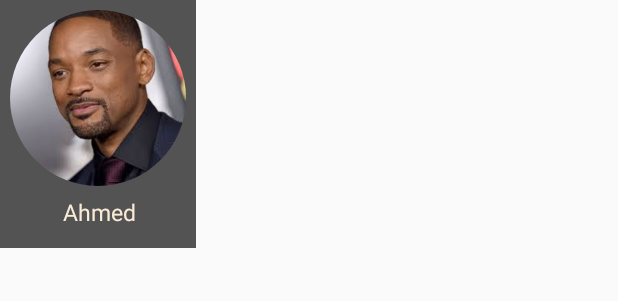
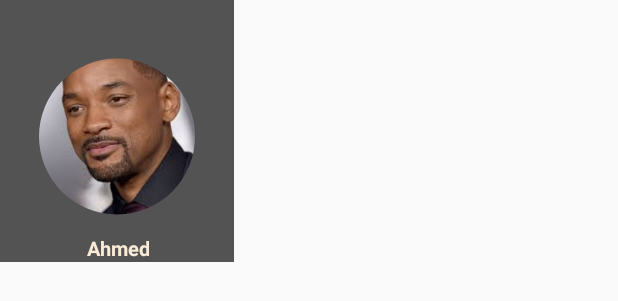
Before and after one commit to ahmedhegazydev/Movie-db-koin-rx, an Android app: the layout item_popular_people.xml on its own in the app's theme, with its tools: preview values and no code run, on a phone screen of 412 x 824 dp. Shown: the top 301 px of the screen. Run offline under Robolectric (Android 15) with nearby library versions, the phone set to English and light mode, and no system bars.

Commit message:
Handling some design issues.

```diff
--- a/app/src/main/res/layout/fragment_popular_peoples.xml
+++ b/app/src/main/res/layout/fragment_popular_peoples.xml
@@ -12,7 +12,6 @@
         android:layout_width="match_parent"
         android:layout_height="match_parent"
         android:background="@color/Black_transparent_black_hex_10"
-
         tools:context=".ui.activity.MainActivity"
 
         >
--- a/app/src/main/res/layout/item_popular_people.xml
+++ b/app/src/main/res/layout/item_popular_people.xml
@@ -4,16 +4,20 @@
     android:layout_width="wrap_content"
     android:layout_height="wrap_content"
     android:background="@color/Black_transparent_black_hex_10"
-    android:padding="@dimen/_5sdp">
+
+    >
 
 
     <de.hdodenhof.circleimageview.CircleImageView
         android:id="@+id/profile_image"
-        android:layout_width="@dimen/_90sdp"
-        android:layout_height="@dimen/_90sdp"
+        android:layout_width="@dimen/_120sdp"
+        android:layout_height="@dimen/_120sdp"
         android:src="@drawable/will_smith"
         app:civ_border_color="@android:color/transparent"
         app:civ_border_width="0dp"
+        android:paddingStart="@dimen/_20sdp"
+        android:paddingTop="@dimen/_20sdp"
+        android:paddingEnd="@dimen/_20sdp"
         app:layout_constraintEnd_toEndOf="parent"
         app:layout_constraintStart_toStartOf="parent"
         app:layout_constraintTop_toTopOf="parent"
@@ -24,15 +28,14 @@
         android:id="@+id/text_view_name"
         android:layout_width="wrap_content"
         android:layout_height="wrap_content"
-        android:padding="@dimen/_5sdp"
-        android:text="Ahmed"
         android:ellipsize="end"
         android:gravity="center"
         android:maxLines="1"
         android:singleLine="true"
-
+        android:text="Ahmed"
+        android:textSize="@dimen/_10ssp"
         android:textColor="@color/White_AntiqueWhite"
-        android:textSize="@dimen/_12ssp"
+        android:textStyle="bold"
         app:layout_constraintEnd_toEndOf="parent"
         app:layout_constraintStart_toStartOf="parent"
         app:layout_constraintTop_toBottomOf="@id/profile_image" />
```
Also changed, not shown: app/src/main/java/com/hegazy/ebtikar/adapters/PopularPeoplesAdapter.kt (+6 -8 lines), app/src/main/java/com/hegazy/ebtikar/ui/fragment/PeoplesFragment.kt (+3 -8 lines), app/src/main/java/com/hegazy/ebtikar/utils/Utils.kt (+10 -0 lines).
